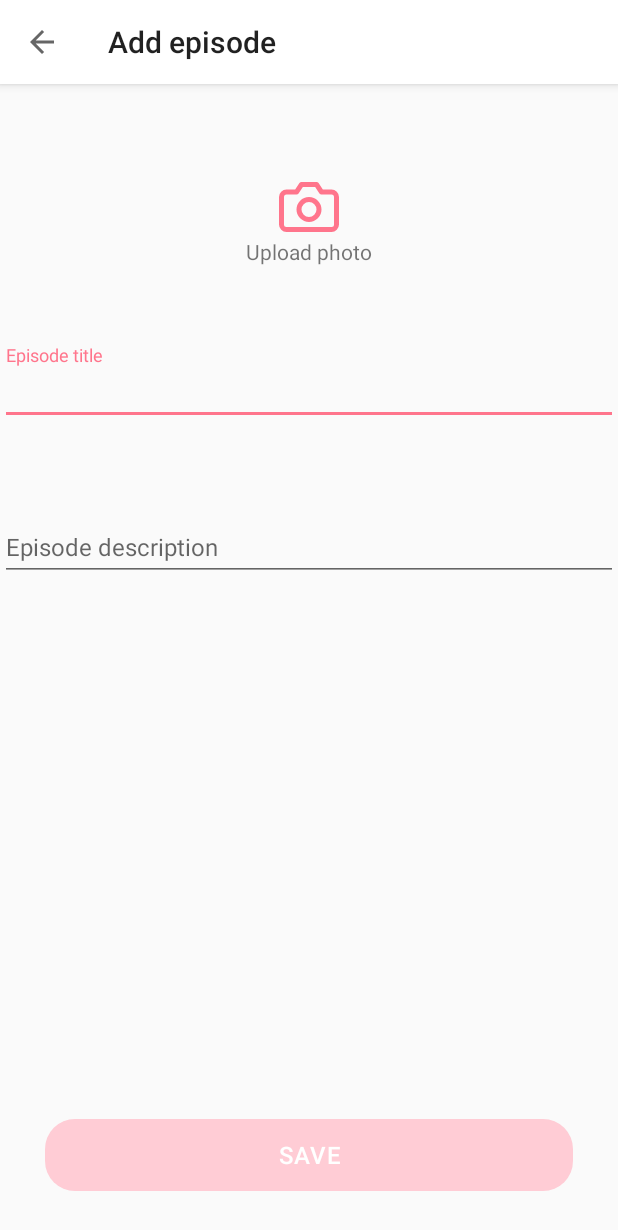
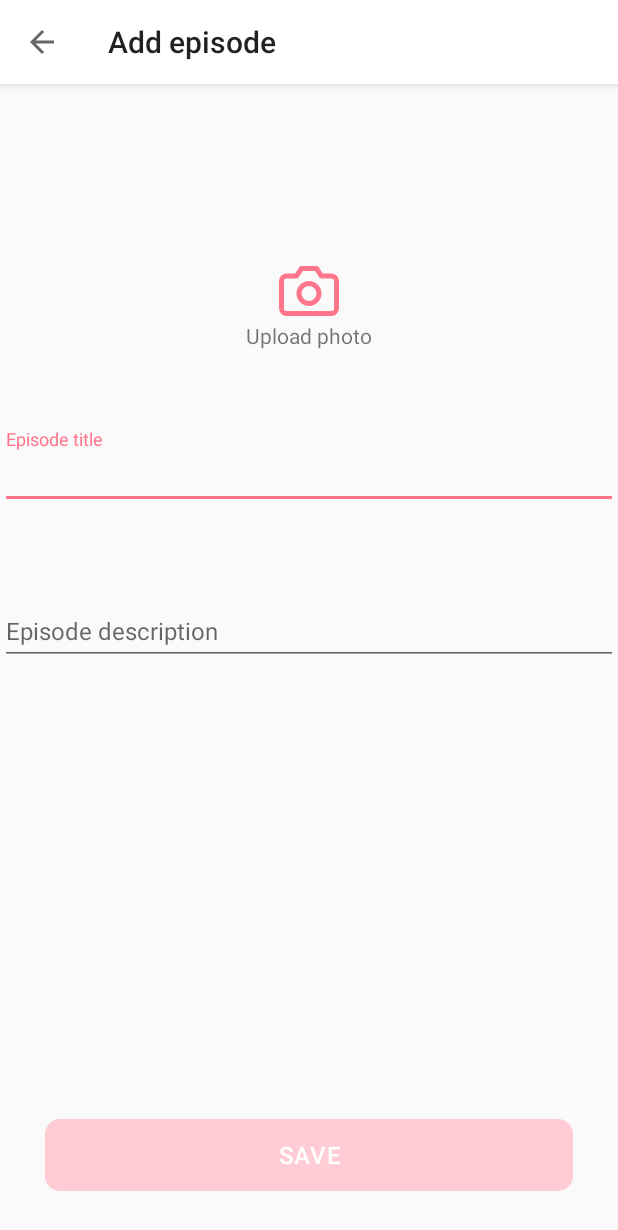
Before and after one commit to JurenIvan/ShowsApp, an Android app: the AddEpisodeActivity screen opened directly, with no data from a screen before it, on a phone screen of 412 x 824 dp. Shown: the top 1230 px of the screen. Run offline under Robolectric (Android 15) with nearby library versions, the light colour scheme and no system bars.

Commit message:
ispravljene greske

```diff
--- a/app/src/main/res/drawable/ic_add.xml
+++ b/app/src/main/res/drawable/ic_add.xml
@@ -4,10 +4,6 @@
     android:viewportWidth="24"
     android:viewportHeight="24">
   <path
-      android:pathData="M0,0h24v24H0z"
-      android:fillColor="#ff758c"
-      android:fillType="evenOdd"/>
-  <path
       android:pathData="M19,11h-6V5h-2v6H5v2h6v6h2v-6h6z"
       android:fillColor="#FFF"
       android:fillType="evenOdd"/>
--- a/app/src/main/res/drawable/rounded_button_deselected.xml
+++ b/app/src/main/res/drawable/rounded_button_deselected.xml
@@ -6,8 +6,8 @@
 
     <solid android:color="@color/colorButtonDisabled"/>
 
-    <corners android:bottomRightRadius="20dp"
-             android:bottomLeftRadius="20dp"
-             android:topRightRadius="20dp"
-             android:topLeftRadius="20dp"/>
+    <corners android:bottomRightRadius="10dp"
+             android:bottomLeftRadius="10dp"
+             android:topRightRadius="10dp"
+             android:topLeftRadius="10dp"/>
 </shape>
--- a/app/src/main/res/layout/activity_add_episode.xml
+++ b/app/src/main/res/layout/activity_add_episode.xml
@@ -1,9 +1,11 @@
 <?xml version="1.0" encoding="utf-8"?>
 
 
-<RelativeLayout xmlns:android="http://schemas.android.com/apk/res/android"
+<android.support.constraint.ConstraintLayout
+        xmlns:android="http://schemas.android.com/apk/res/android"
         xmlns:app="http://schemas.android.com/apk/res-auto"
-                android:layout_width="match_parent" android:layout_height="match_parent">
+        android:layout_width="match_parent"
+        android:layout_height="match_parent">
 
     <android.support.design.widget.AppBarLayout
             android:layout_width="match_parent"
@@ -21,28 +23,26 @@
     </android.support.design.widget.AppBarLayout>
 
 
-    <ScrollView
-            android:layout_width="match_parent"
-            android:layout_height="match_parent">
-
     <LinearLayout
             android:layout_width="match_parent"
             android:layout_height="wrap_content"
             android:orientation="vertical"
             android:gravity="center"
-                android:layout_marginTop="50sp">
+            android:layout_marginTop="50dp"
+            app:layout_constraintTop_toBottomOf="@id/appBarLayout"
+            android:id="@+id/linearLayout">
 
         <LinearLayout
                 android:layout_width="match_parent"
-                    android:layout_height="150sp"
+                android:layout_height="150dp"
                 android:orientation="vertical"
                 android:gravity="center">
 
 
             <ImageView
                     android:id="@+id/image"
-                        android:layout_width="40sp"
-                        android:layout_height="40sp"
+                    android:layout_width="40dp"
+                    android:layout_height="40dp"
 
                     android:src="@drawable/ic_camera"
 
@@ -62,7 +62,7 @@
                 android:id="@+id/episodeTitleLayout"
                 android:layout_width="match_parent"
                 android:layout_height="wrap_content"
-                    android:layout_marginTop="30sp"
+                android:layout_marginTop="30dp"
                 app:errorEnabled="true"
 
         >
@@ -102,8 +102,6 @@
     </LinearLayout>
 
 
-    </ScrollView>
-
     <Button
             android:id="@+id/btnSave"
             android:layout_width="match_parent"
@@ -111,8 +109,6 @@
 
             android:gravity="center"
             android:background="@drawable/button_selector"
-
-            android:layout_margin="30sp"
 
             android:text="@string/save"
             android:textSize="16sp"
@@ -122,8 +118,11 @@
             android:textAlignment="center"
 
             android:enabled="false"
-            android:layout_alignParentBottom="true"
-            android:layout_marginBottom="0dp"/>
+
+            app:layout_constraintBottom_toBottomOf="parent"
+            android:layout_marginBottom="30dp"
+            android:layout_marginHorizontal="30dp"
+    />
 
 
-</RelativeLayout>
+</android.support.constraint.ConstraintLayout>
--- a/app/src/main/res/layout/activity_login.xml
+++ b/app/src/main/res/layout/activity_login.xml
@@ -8,8 +8,8 @@
 
     <ImageView
             android:id="@+id/android_logo"
-            android:layout_width="80sp"
-            android:layout_height="80sp"
+            android:layout_width="wrap_content"
+            android:layout_height="wrap_content"
             app:layout_constraintTop_toTopOf="parent"
             app:layout_constraintStart_toStartOf="parent"
             android:src="@drawable/ic_img_logo_mark"
@@ -73,7 +73,7 @@
     <Button
             android:id="@+id/btnLogIn"
             android:layout_width="match_parent"
-            android:layout_height="50dp"
+            android:layout_height="wrap_content"
             app:layout_constraintTop_toBottomOf="@+id/passwordLayout"
 
             android:gravity="center"
```
Also changed, not shown: app/src/main/java/com/example/shows_jurenivan/activities/GlobalVariables.kt (added, +16 -0 lines), app/src/main/java/com/example/shows_jurenivan/activities/HomeActivity.kt (+0 -12 lines), app/src/main/java/com/example/shows_jurenivan/activities/WelcomeActivity.kt (+20 -4 lines), app/src/main/res/drawable/ic_img_logo_mark.xml (+21 -12 lines), app/src/main/res/drawable/ic_img_placeholder_episodes.xml (+40 -16 lines), app/src/main/res/drawable/ic_img_placeholder_registration.xml (+33 -13 lines), app/src/main/res/layout/activity_episodes.xml (+18 -12 lines), app/src/main/res/layout/activity_shows.xml (+7 -4 lines), app/src/main/res/layout/activity_welcome.xml (+4 -4 lines), app/src/main/res/layout/item_show.xml (+9 -9 lines), 1 other file. Lines whose indentation alone changed are shown as unchanged.
